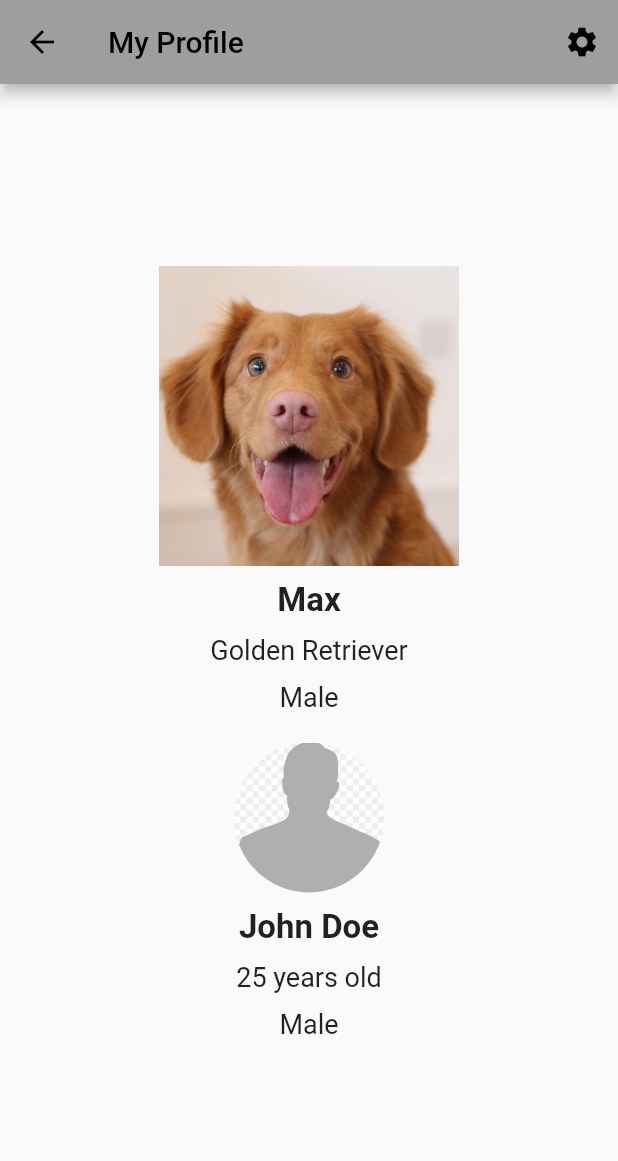
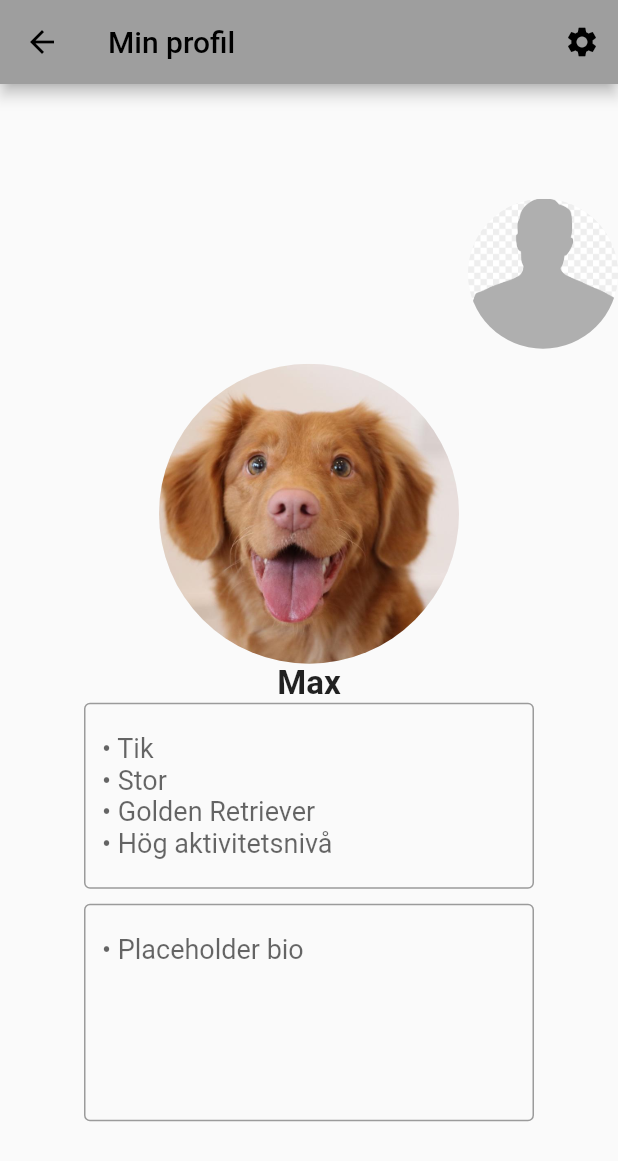
Before and after one commit to joas47/Bark_Buddy, a Flutter app: the ViewProfilePage screen opened by its route, on a phone screen of 412 x 824 dp. Shown: the top 1161 px of the screen. Run offline on Flutter 3.47's test engine with Material 2 defaults, Android fonts, the phone set to English and light mode, and no system bars; our stand-ins replace cloud_firestore, firebase_auth, firebase_core, image_picker; accounts and stored records are empty.

Commit message:
view profile skeleton

```diff
--- a/lib/main.dart
+++ b/lib/main.dart
@@ -49,7 +49,7 @@ class BarkBuddy extends StatelessWidget {
         },
         // TODO: change this to the login page when time for merge
         //home: const LoginPage());
-        home: const MakeProfilePage());
+        home: const ViewProfilePage());
   }
 }
 
--- a/lib/make_profile_page.dart
+++ b/lib/make_profile_page.dart
@@ -1,4 +1,3 @@
-import 'package:cross_platform_test/database_handler.dart';
 import 'package:flutter/material.dart';
 import 'package:image_picker/image_picker.dart';
 import 'file_selector_handler.dart';
--- a/lib/view_profile_page.dart
+++ b/lib/view_profile_page.dart
@@ -7,7 +7,7 @@ class ViewProfilePage extends StatelessWidget {
   Widget build(BuildContext context) {
     return Scaffold(
       appBar: AppBar(
-        title: const Text('My Profile'),
+        title: const Text('Min profil'),
         actions: [
           IconButton(
             icon: const Icon(Icons.settings),
@@ -22,64 +22,64 @@ class ViewProfilePage extends StatelessWidget {
       body: Center(
         child: Column(
           mainAxisAlignment: MainAxisAlignment.center,
-          children: <Widget>[
-            Image.asset(
-              'assets/images/placeholder-dog-image2.png',
-              height: 200.0,
-              width: 200.0,
-              fit: BoxFit.cover,
+          children: const <Widget>[
+            Align(
+              alignment: Alignment.topRight,
+              child: CircleAvatar(
+                radius: 50.0,
+                backgroundImage:
+                    AssetImage('assets/images/placeholder-profile-image.png'),
+              ),
             ),
-            const SizedBox(height: 10.0),
-            const Text(
+            SizedBox(height: 10.0),
+            CircleAvatar(
+              radius: 100.0,
+              backgroundImage:
+                  AssetImage('assets/images/placeholder-dog-image2.png'),
+            ),
+            Text(
               'Max',
               style: TextStyle(
                 fontSize: 22.0,
                 fontWeight: FontWeight.bold,
               ),
             ),
-            const SizedBox(height: 10.0),
-            const Text(
-              'Golden Retriever',
-              style: TextStyle(
-                fontSize: 18.0,
+            SizedBox(
+              //height: 500.0,
+              width: 300.0,
+              child: TextField(
+                readOnly: true,
+                minLines: 1,
+                maxLines: 5,
+                decoration: InputDecoration(
+                  // TODO: get this information from the database
+                  hintText:
+                      '• Tik \n• Stor \n• Golden Retriever\n• Hög aktivitetsnivå',
+                  border: OutlineInputBorder(),
+                ),
+                style: TextStyle(
+                  fontSize: 18.0,
+                ),
               ),
             ),
-            const SizedBox(height: 10.0),
-            const Text(
-              'Male',
-              style: TextStyle(
-                fontSize: 18.0,
+            SizedBox(height: 10.0),
+            SizedBox(
+              //height: 500.0,
+              width: 300.0,
+              child: TextField(
+                readOnly: true,
+                minLines: 5,
+                maxLines: 5,
+                decoration: InputDecoration(
+                  // TODO: get this information from the database
+                  hintText: '• Placeholder bio',
+                  border: OutlineInputBorder(),
+                ),
+                style: TextStyle(
+                  fontSize: 18.0,
+                ),
               ),
             ),
-            const SizedBox(height: 20.0),
-            const CircleAvatar(
-              radius: 50.0,
-              backgroundImage:
-                  AssetImage('assets/images/placeholder-profile-image.png'),
-            ),
-            const SizedBox(height: 10.0),
-            const Text(
-              'John Doe',
-              style: TextStyle(
-                fontSize: 22.0,
-                fontWeight: FontWeight.bold,
-              ),
-            ),
-            const SizedBox(height: 10.0),
-            const Text(
-              '25 years old',
-              style: TextStyle(
-                fontSize: 18.0,
-              ),
-            ),
-            const SizedBox(height: 10.0),
-            const Text(
-              'Male',
-              style: TextStyle(
-                fontSize: 18.0,
-              ),
-            ),
-            const SizedBox(height: 10.0),
           ],
         ),
       ),
```
